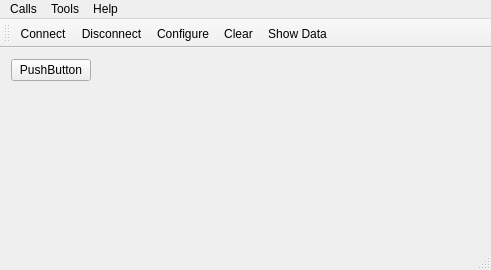
Qt form mainwindow.ui (lj8385174/terminalQt) before a commit.
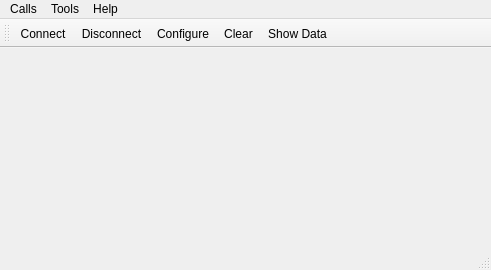
The same form after that commit. Icons and pictures are not drawn.

```diff
--- a/mainwindow.ui
+++ b/mainwindow.ui
@@ -14,15 +14,7 @@
    <string>Simple Terminal</string>
   </property>
   <widget class="QWidget" name="centralWidget">
-   <layout class="QFormLayout" name="formLayout">
-    <item row="0" column="0">
-     <widget class="QPushButton" name="pushButton">
-      <property name="text">
-       <string>PushButton</string>
-      </property>
-     </widget>
-    </item>
-   </layout>
+   <layout class="QFormLayout" name="formLayout"/>
   </widget>
   <widget class="QMenuBar" name="menuBar">
    <property name="geometry">
```
Left out of the diff: 2 changed lines with no effect on the pictures.
